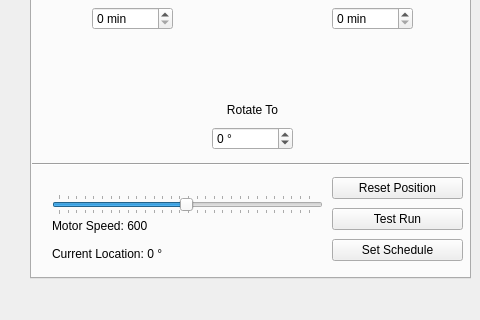
Above: _ui/FlashLapse_CP.ui from CoSE-Jerry/Flashlapse_NEO before the change; both pictures show x 0 to 480 and y 172 to 492 of the 800 by 492 pixel window. Below: the same form after it.
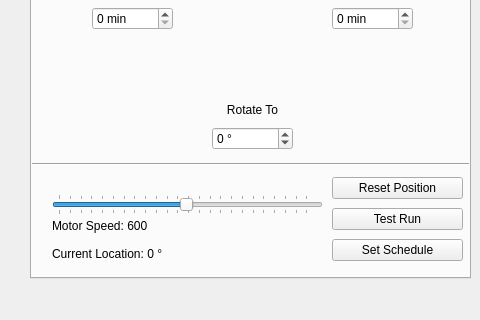
That is the form after the change. Icons and pictures are not drawn.

```diff
--- a/_ui/FlashLapse_CP.ui
+++ b/_ui/FlashLapse_CP.ui
@@ -1078,6 +1078,9 @@
       <property name="singleStep">
        <number>10</number>
       </property>
+      <property name="pageStep">
+       <number>30</number>
+      </property>
       <property name="value">
        <number>600</number>
       </property>
@@ -1094,7 +1097,7 @@
        <enum>QSlider::TicksBothSides</enum>
       </property>
       <property name="tickInterval">
-       <number>40</number>
+       <number>50</number>
       </property>
      </widget>
      <widget class="QWidget" name="verticalLayoutWidget_10">
```
